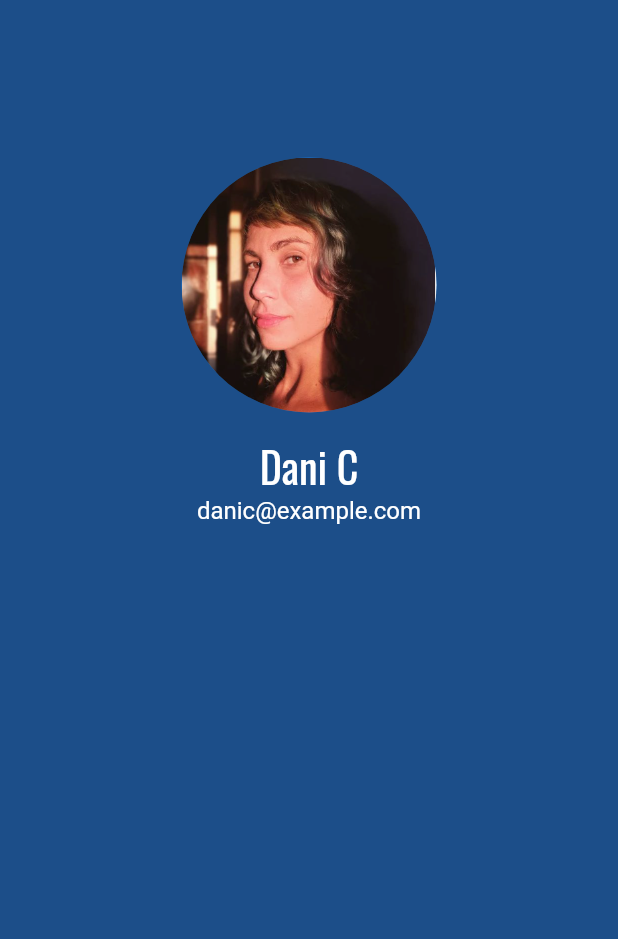
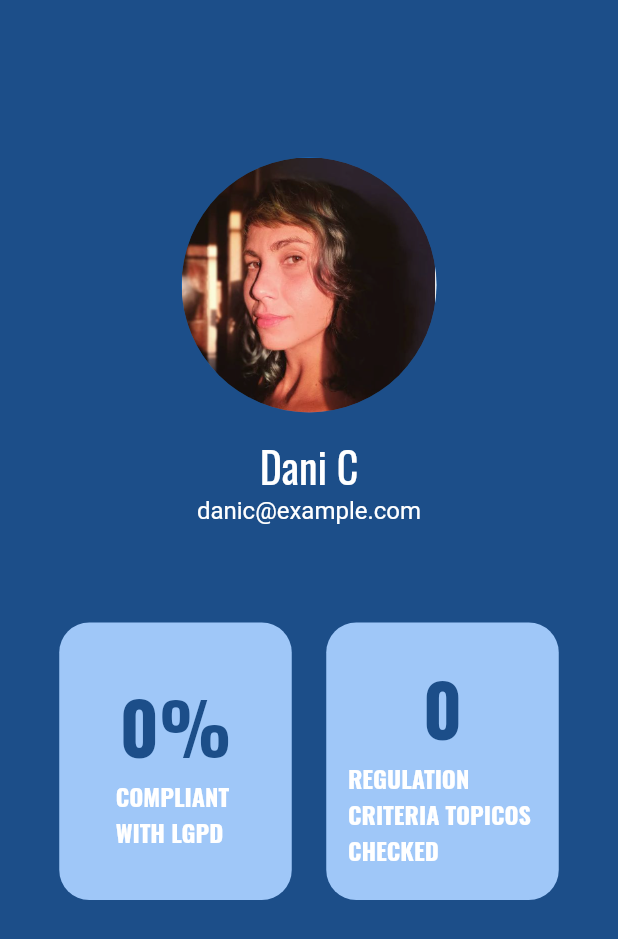
Before and after one commit to mariaeduardarebelo/easycomply, a Flutter app: the Profile screen opened directly, on a phone screen of 412 x 824 dp. Shown: the top 939 px of the screen. Run offline on Flutter 3.47's test engine with Material 2 defaults, Android fonts, the phone set to English and light mode, and no system bars; our stand-ins replace google_fonts, hive, hive_flutter, syncfusion_flutter_charts; missing offline and left inert: syncfusion_flutter_pdfviewer; accounts and stored records are empty.

Commit message:
feat: showing report on profile page

```diff
--- a/lib/pages/profile.dart
+++ b/lib/pages/profile.dart
@@ -1,7 +1,43 @@
 import 'package:flutter/material.dart';
 import 'package:google_fonts/google_fonts.dart';
+import 'package:hive/hive.dart';
 
-class Profile extends StatelessWidget {
+import 'model/checkbox_state.dart';
+
+class Profile extends StatefulWidget {
+  @override
+  _ProfileState createState() => _ProfileState();
+}
+
+class _ProfileState extends State<Profile> {
+  var complyingCount;
+  var notComplyingCount;
+  late int total = complyingCount + notComplyingCount;
+  late int percentage = ((complyingCount * 100) / total).toInt();
+
+  @override
+  void initState() {
+    super.initState();
+
+    var box = Hive.box<CheckBoxState>('lgpd_checkboxes');
+
+    complyingCount = box
+        .toMap()
+        .entries
+        .where((checkbox) => checkbox.value.value == true)
+        .map((checkbox) => checkbox.value)
+        .toList()
+        .length;
+
+    notComplyingCount = box
+        .toMap()
+        .entries
+        .where((checkbox) => checkbox.value.value == false)
+        .map((checkbox) => checkbox.value)
+        .toList()
+        .length;
+  }
+
   @override
   Widget build(BuildContext context) {
     return Scaffold(
@@ -15,24 +51,79 @@
               Container(
                 width: 170.0,
                 height: 170.0,
-                child:
-                  CircleAvatar(
-                    backgroundImage: ExactAssetImage('assets/avatar.png'),
-                  ),
+                child: CircleAvatar(
+                  backgroundImage: ExactAssetImage('assets/avatar.png'),
+                ),
               ),
               SizedBox(height: 15.0),
               Text(
                 'Dani C',
-                style: GoogleFonts.oswald(
-                  fontSize: 28.0,
-                  color: Colors.white
-                ),
+                style: GoogleFonts.oswald(fontSize: 28.0, color: Colors.white),
               ),
               Text(
                 'danic@example.com',
-                style: GoogleFonts.roboto(
-                  fontSize: 16.0,
-                  color: Colors.white
+                style: GoogleFonts.roboto(fontSize: 16.0, color: Colors.white),
+              ),
+              Container(
+                margin: EdgeInsets.only(top: 65.0),
+                child: Row(
+                  mainAxisAlignment: MainAxisAlignment.center,
+                  children: [
+                    Container(
+                      width: 155.0,
+                      height: 185.0,
+                      margin: EdgeInsets.only(right: 11.5),
+                      decoration: BoxDecoration(
+                        color: Color(0xff9FC7F8),
+                        borderRadius: BorderRadius.circular(20.0),
+                      ),
+                      child: Column(
+                        mainAxisAlignment: MainAxisAlignment.center,
+                        children: [
+                          Text('$percentage%',
+                              style: GoogleFonts.oswald(
+                                  fontSize: 48.0,
+                                  fontWeight: FontWeight.bold,
+                                  color: Color(0xFF1C4E89))),
+                          Text('compliant \nwith LGPD'.toUpperCase(),
+                              textAlign: TextAlign.start,
+                              style: GoogleFonts.oswald(
+                                  fontSize: 16.0,
+                                  fontWeight: FontWeight.bold,
+                                  color: Colors.white))
+                        ],
+                      ),
+                    ),
+                    Container(
+                      width: 155.0,
+                      height: 185.0,
+                      padding: EdgeInsets.symmetric(vertical: 21.0),
+                      margin: EdgeInsets.only(left: 11.5),
+                      decoration: BoxDecoration(
+                        color: Color(0xff9FC7F8),
+                        borderRadius: BorderRadius.circular(20.0),
+                      ),
+                      child: Column(
+                        mainAxisAlignment: MainAxisAlignment.start,
+                        crossAxisAlignment: CrossAxisAlignment.center,
+                        children: [
+                          Text('$complyingCount',
+                              style: GoogleFonts.oswald(
+                                  fontSize: 48.0,
+                                  fontWeight: FontWeight.bold,
+                                  color: Color(0xFF1C4E89))),
+                          Text(
+                              'regulation \ncriteria topicos \nchecked'
+                                  .toUpperCase(),
+                              textAlign: TextAlign.start,
+                              style: GoogleFonts.oswald(
+                                  fontSize: 16.0,
+                                  fontWeight: FontWeight.bold,
+                                  color: Colors.white))
+                        ],
+                      ),
+                    ),
+                  ],
                 ),
               ),
             ],
```
